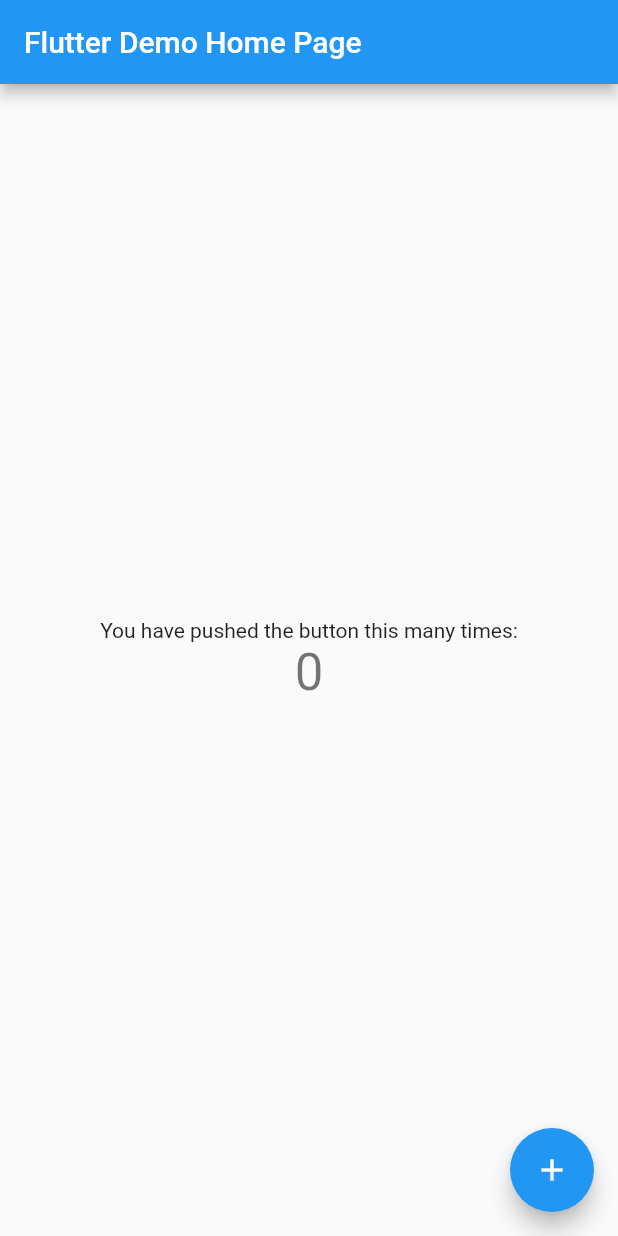
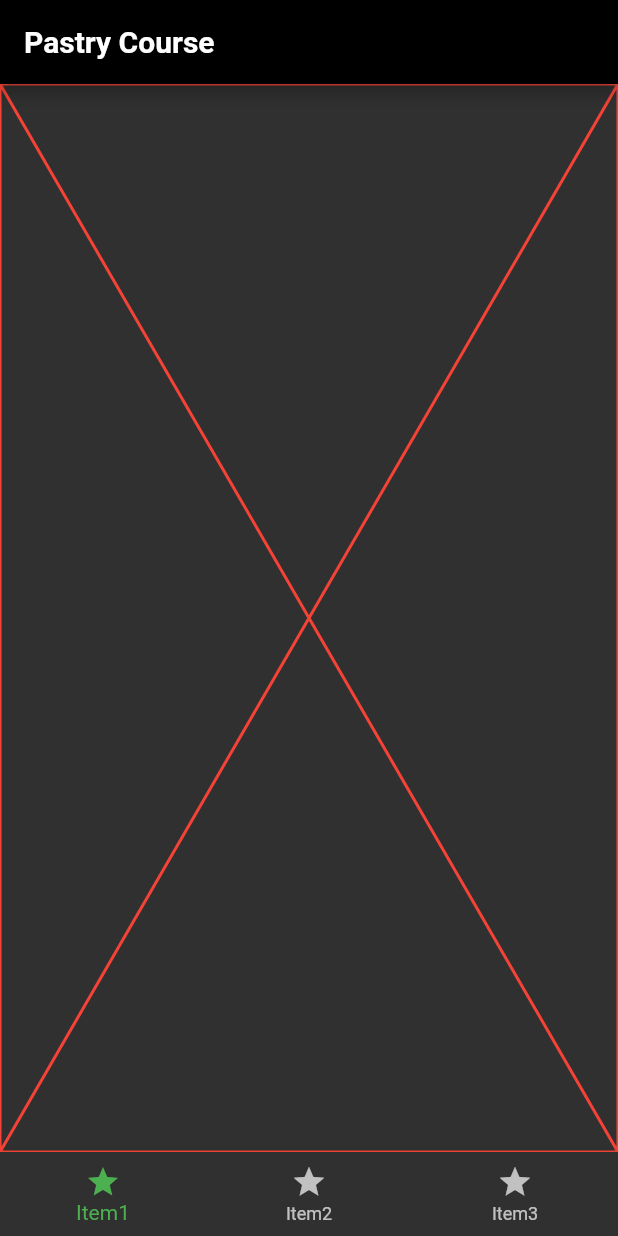
Before and after one commit to parez93/pastry_course, a Flutter app: the screen it shows after launch, on a phone screen of 412 x 824 dp. Run offline on Flutter 3.47's test engine with Material 2 defaults, Android fonts, the phone set to English and light mode, and no system bars.

Commit message:
bottomNavigationBar with placeholders

```diff
--- /dev/null
+++ b/lib/home.dart
@@ -0,0 +1,50 @@
+import 'package:flutter/material.dart';
+
+class Home extends StatefulWidget {
+  const Home({Key? key}) : super(key: key);
+
+  @override
+  State<Home> createState() => _HomeState();
+}
+
+class _HomeState extends State<Home> {
+  var _selectedIdx = 0;
+  static List<Widget> pages = [
+    Placeholder(
+      color: Colors.red,
+    ),
+    Placeholder(
+      color: Colors.green,
+    ),
+    Placeholder(
+      color: Colors.blue,
+    ),
+  ];
+
+  void onItemTapped(int idx) {
+    setState(() {
+      _selectedIdx = idx;
+    });
+  }
+
+  @override
+  Widget build(BuildContext context) {
+    return Scaffold(
+      appBar: AppBar(
+        title:
+            Text("Pastry Course", style: Theme.of(context).textTheme.headline6),
+      ),
+      body: pages[_selectedIdx],
+      bottomNavigationBar: BottomNavigationBar(
+        selectedItemColor: Theme.of(context).textSelectionTheme.selectionColor,
+        items: [
+          const BottomNavigationBarItem(icon: Icon(Icons.star), label: "Item1"),
+          const BottomNavigationBarItem(icon: Icon(Icons.star), label: "Item2"),
+          const BottomNavigationBarItem(icon: Icon(Icons.star), label: "Item3"),
+        ],
+        currentIndex: _selectedIdx,
+        onTap: onItemTapped,
+      ),
+    );
+  }
+}
--- a/lib/main.dart
+++ b/lib/main.dart
@@ -1,115 +1,21 @@
 import 'package:flutter/material.dart';
+import 'package:pastry_course/home.dart';
+import 'package:pastry_course/theme.dart';
 
 void main() {
-  runApp(const MyApp());
+  runApp(const PastryCourseApp());
 }
 
-class MyApp extends StatelessWidget {
-  const MyApp({super.key});
+class PastryCourseApp extends StatelessWidget {
+  const PastryCourseApp({Key? key}) : super(key: key);
 
-  // This widget is the root of your application.
   @override
   Widget build(BuildContext context) {
+    final theme = PastryCourseTheme.dark();
     return MaterialApp(
-      title: 'Flutter Demo',
-      theme: ThemeData(
-        // This is the theme of your application.
-        //
-        // Try running your application with "flutter run". You'll see the
-        // application has a blue toolbar. Then, without quitting the app, try
-        // changing the primarySwatch below to Colors.green and then invoke
-        // "hot reload" (press "r" in the console where you ran "flutter run",
-        // or simply save your changes to "hot reload" in a Flutter IDE).
-        // Notice that the counter didn't reset back to zero; the application
-        // is not restarted.
-        primarySwatch: Colors.blue,
-      ),
-      home: const MyHomePage(title: 'Flutter Demo Home Page'),
+      title: "PastryCourse",
+      theme: theme,
+      home: Home(),
     );
   }
 }
-
-class MyHomePage extends StatefulWidget {
-  const MyHomePage({super.key, required this.title});
-
-  // This widget is the home page of your application. It is stateful, meaning
-  // that it has a State object (defined below) that contains fields that affect
-  // how it looks.
-
-  // This class is the configuration for the state. It holds the values (in this
-  // case the title) provided by the parent (in this case the App widget) and
-  // used by the build method of the State. Fields in a Widget subclass are
-  // always marked "final".
-
-  final String title;
-
-  @override
-  State<MyHomePage> createState() => _MyHomePageState();
-}
-
-class _MyHomePageState extends State<MyHomePage> {
-  int _counter = 0;
-
-  void _incrementCounter() {
-    setState(() {
-      // This call to setState tells the Flutter framework that something has
-      // changed in this State, which causes it to rerun the build method below
-      // so that the display can reflect the updated values. If we changed
-      // _counter without calling setState(), then the build method would not be
-      // called again, and so nothing would appear to happen.
-      _counter++;
-    });
-  }
-
-  @override
-  Widget build(BuildContext context) {
-    // This method is rerun every time setState is called, for instance as done
-    // by the _incrementCounter method above.
-    //
-    // The Flutter framework has been optimized to make rerunning build methods
-    // fast, so that you can just rebuild anything that needs updating rather
-    // than having to individually change instances of widgets.
-    return Scaffold(
-      appBar: AppBar(
-        // Here we take the value from the MyHomePage object that was created by
-        // the App.build method, and use it to set our appbar title.
-        title: Text(widget.title),
-      ),
-      body: Center(
-        // Center is a layout widget. It takes a single child and positions it
-        // in the middle of the parent.
-        child: Column(
-          // Column is also a layout widget. It takes a list of children and
-          // arranges them vertically. By default, it sizes itself to fit its
-          // children horizontally, and tries to be as tall as its parent.
-          //
-          // Invoke "debug painting" (press "p" in the console, choose the
-          // "Toggle Debug Paint" action from the Flutter Inspector in Android
-          // Studio, or the "Toggle Debug Paint" command in Visual Studio Code)
-          // to see the wireframe for each widget.
-          //
-          // Column has various properties to control how it sizes itself and
-          // how it positions its children. Here we use mainAxisAlignment to
-          // center the children vertically; the main axis here is the vertical
-          // axis because Columns are vertical (the cross axis would be
-          // horizontal).
-          mainAxisAlignment: MainAxisAlignment.center,
-          children: <Widget>[
-            const Text(
-              'You have pushed the button this many times:',
-            ),
-            Text(
-              '$_counter',
-              style: Theme.of(context).textTheme.headline4,
-            ),
-          ],
-        ),
-      ),
-      floatingActionButton: FloatingActionButton(
-        onPressed: _incrementCounter,
-        tooltip: 'Increment',
-        child: const Icon(Icons.add),
-      ), // This trailing comma makes auto-formatting nicer for build methods.
-    );
-  }
-}
--- /dev/null
+++ b/lib/theme.dart
@@ -0,0 +1,89 @@
+import 'package:flutter/material.dart';
+
+class PastryCourseTheme {
+  static TextTheme darkTextTheme = TextTheme(
+    headline1: TextStyle(
+      fontSize: 32,
+      fontWeight: FontWeight.bold,
+      color: Colors.white,
+    ),
+    headline2: TextStyle(
+      fontSize: 21,
+      fontWeight: FontWeight.bold,
+      color: Colors.white,
+    ),
+    headline3: TextStyle(
+      fontSize: 16,
+      fontWeight: FontWeight.bold,
+      color: Colors.white,
+    ),
+    headline6: TextStyle(
+      fontSize: 20,
+      fontWeight: FontWeight.bold,
+      color: Colors.white,
+    ),
+    bodyText1: TextStyle(
+      fontSize: 14,
+      fontWeight: FontWeight.w700,
+      color: Colors.white,
+    ),
+  );
+
+  static TextTheme lightTextTheme = TextTheme(
+    headline1: TextStyle(
+      fontSize: 32,
+      fontWeight: FontWeight.bold,
+      color: Colors.black,
+    ),
+    headline2: TextStyle(
+      fontSize: 21,
+      fontWeight: FontWeight.bold,
+      color: Colors.black,
+    ),
+    headline3: TextStyle(
+      fontSize: 16,
+      fontWeight: FontWeight.bold,
+      color: Colors.black,
+    ),
+    headline6: TextStyle(
+      fontSize: 20,
+      fontWeight: FontWeight.bold,
+      color: Colors.black,
+    ),
+    bodyText1: TextStyle(
+      fontSize: 14,
+      fontWeight: FontWeight.w700,
+      color: Colors.black,
+    ),
+  );
+
+  static ThemeData light() {
+    return ThemeData(
+      brightness: Brightness.light,
+      textTheme: lightTextTheme,
+      appBarTheme: AppBarTheme(
+        foregroundColor: Colors.black,
+        backgroundColor: Colors.white,
+      ),
+      bottomNavigationBarTheme: BottomNavigationBarThemeData(
+        selectedItemColor: Colors.green,
+      ),
+    );
+  }
+
+
+
+  static ThemeData dark() {
+    return ThemeData(
+      brightness: Brightness.dark,
+      textTheme: darkTextTheme,
+      appBarTheme: AppBarTheme(
+        foregroundColor: Colors.white,
+        backgroundColor: Colors.black,
+      ),
+      bottomNavigationBarTheme: BottomNavigationBarThemeData(
+        selectedItemColor: Colors.green,
+      ),
+    );
+  }
+}
```
Also changed, not shown: 1 other file.
